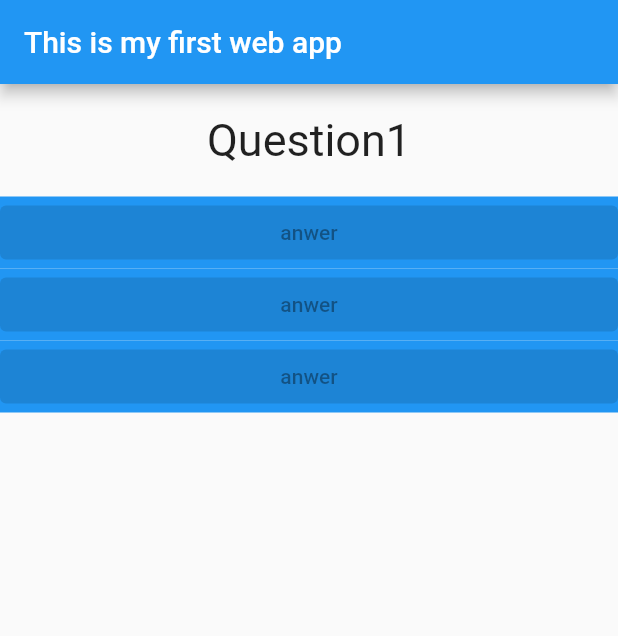
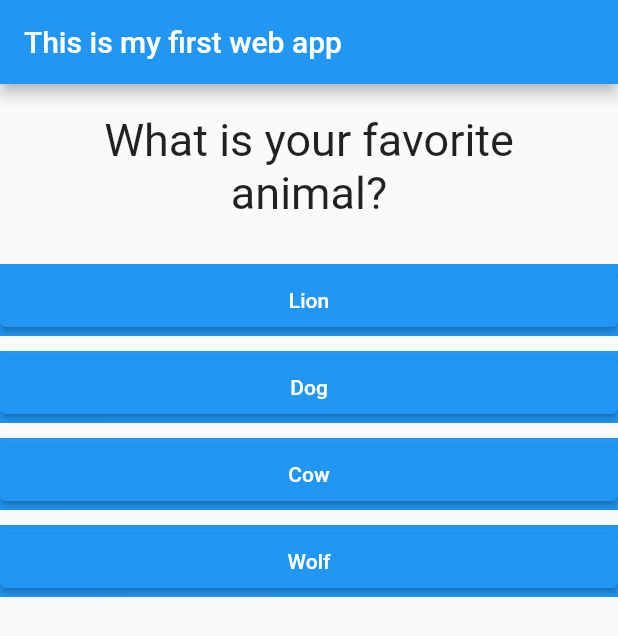
Before and after one commit to divyambhutani/simple_quiz_app, a Flutter app: the screen it shows after launch, on a phone screen of 412 x 824 dp. Shown: the top 636 px of the screen. Run offline on Flutter 3.47's test engine with Material 2 defaults, Android fonts, the phone set to English and light mode, and no system bars.

Commit message:
Added list of map of question and answers and their scores.. also added spread operator rather than manually creating options

```diff
--- a/lib/answers.dart
+++ b/lib/answers.dart
@@ -1,14 +1,20 @@
 import 'package:flutter/material.dart';
 
 class Answer extends StatelessWidget {
+  final Function pressHandler;
+  final String answer;
+
+  Answer(this.answer, this.pressHandler);
+
   @override
   Widget build(BuildContext context) {
     return Container(
       width: double.infinity,
+      margin: EdgeInsets.only(top: 10),
       color: Colors.blue,
       child: ElevatedButton(
-        child: Text("anwer"),
-        onPressed: null,
+        child: Text(answer),
+        onPressed: pressHandler,
       ),
     );
   }
--- a/lib/main.dart
+++ b/lib/main.dart
@@ -12,32 +12,74 @@ class MyApp extends StatefulWidget {
 }
 
 class _MyAppState extends State<MyApp> {
-  void _answerQuestion() {
+  int _totalScore = 0;
+
+  void _answerQuestion(int score) {
     print('Answer Chosen');
     setState(() {
       _questionIndex += 1;
     });
     print(_questionIndex);
+    _totalScore += score;
   }
 
   int _questionIndex = 0;
 
   @override
   Widget build(BuildContext context) {
-    var questionList = ['Question1', 'Question2', 'Question3'];
+    var questionList = [
+      {
+        'questionText': 'What is your favorite animal?',
+        'answer': [
+          {'text': 'Lion', 'score': 5},
+          {'text': 'Dog', 'score': 7},
+          {'text': 'Cow', 'score': 9},
+          {'text': 'Wolf', 'score': 2},
+        ]
+      },
+      {
+        'questionText': 'What would you like to eat',
+        'answer': [
+          {'text': 'Pasta', 'score': 7},
+          {'text': 'Burger', 'score': 5},
+          {'text': 'Noodles', 'score': 8},
+          {'text': 'Pizza', 'score': 3},
+        ]
+      },
+    ];
     return MaterialApp(
       home: Scaffold(
         appBar: AppBar(
           title: Text("This is my first web app"),
         ),
-        body: Column(
-          children: [
-            Questions(questionList.elementAt(_questionIndex)),
-            Answer(),
-            Answer(),
-            Answer(),
-          ],
-        ),
+        body: _questionIndex < questionList.length
+            ? Column(
+                children: [
+                  Questions(
+                      questionList.elementAt(_questionIndex)['questionText']),
+                  ...(questionList[_questionIndex]['answer']
+                          as List<Map<String, Object>>)
+                      .map((answer) {
+                    return Answer(
+                      answer['text'],
+                      () => _answerQuestion(answer['score']),
+                    );
+                  }).toList(),
+                ],
+              )
+            : Container(
+                height: double.infinity,
+                width: double.infinity,
+                alignment: Alignment.center,
+                child: Text(
+                  'Your total score is $_totalScore',
+                  textAlign: TextAlign.center,
+                  style: TextStyle(
+                    fontSize: 30,
+                    fontWeight: FontWeight.bold,
+                  ),
+                ),
+              ),
       ),
     );
   }
```
